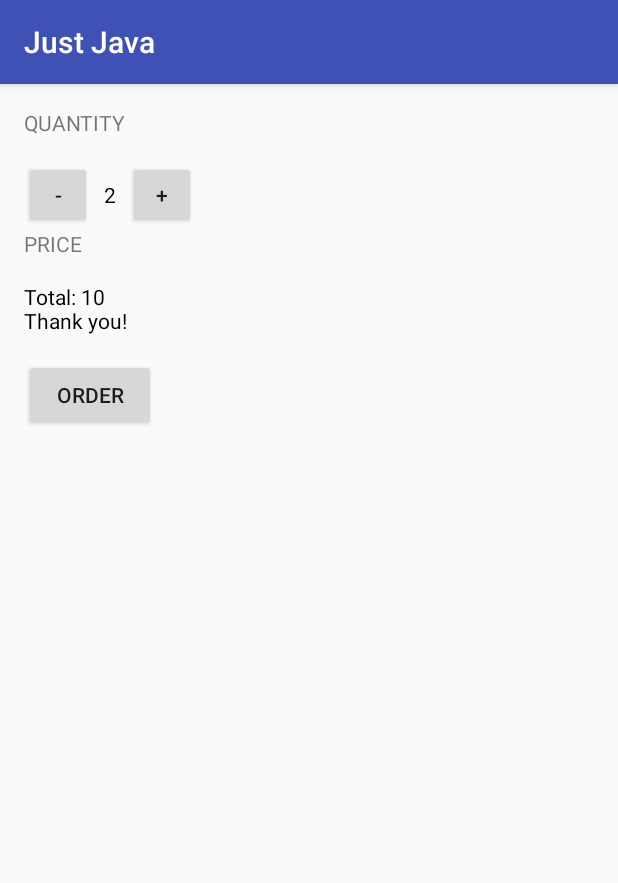
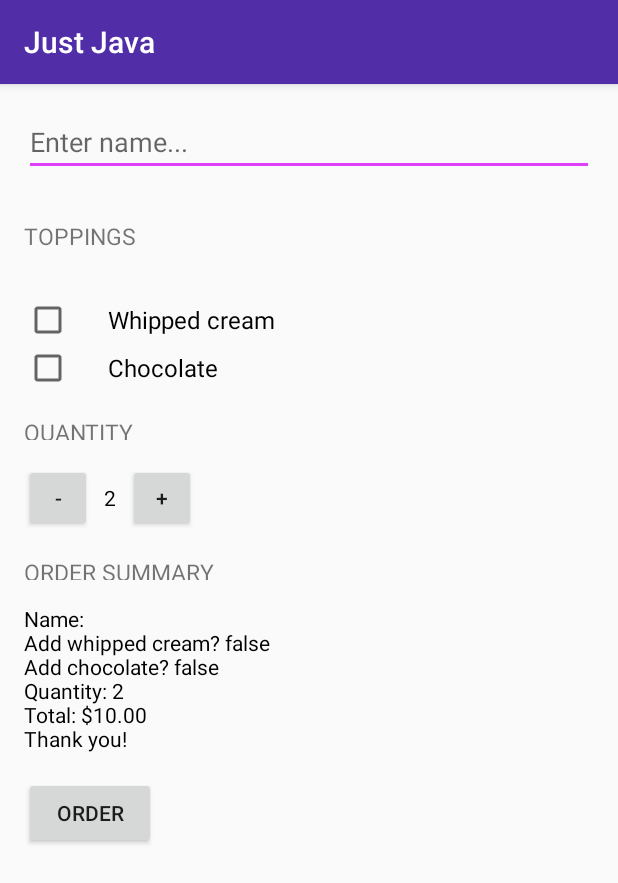
Before and after one commit to tomilina/JustJava, an Android app: the screen it shows after launch (MainActivity), after a tap on "ORDER", on a phone screen of 412 x 824 dp. Shown: the top 883 px of the screen. Run offline under Robolectric (Android 15) with nearby library versions, the phone set to English and light mode, and no system bars.

Commit message:
final version

```diff
--- a/app/src/main/java/com/example/justjava/MainActivity.java
+++ b/app/src/main/java/com/example/justjava/MainActivity.java
@@ -1,9 +1,14 @@
 package com.example.justjava;
 
+import android.content.Intent;
+import android.net.Uri;
 import android.os.Bundle;
-        import android.support.v7.app.AppCompatActivity;
-        import android.view.View;
-        import android.widget.TextView;
+import android.support.v7.app.AppCompatActivity;
+import android.view.View;
+import android.widget.CheckBox;
+import android.widget.EditText;
+import android.widget.TextView;
+import android.widget.Toast;
 
 import java.text.NumberFormat;
 
@@ -24,16 +29,44 @@ public class MainActivity extends AppCompatActivity {
      * This method is called when the order button is clicked.
      */
     public void submitOrder(View view) {
-        String priceMessage = "Total: " + quantity*5 +"\nThank you!";
+        String name = ((EditText) findViewById(R.id.name)).getText().toString();
+        boolean hasWhippedCream = ((CheckBox) findViewById(R.id.cb_whipped_cream)).isChecked();
+        boolean hasChocolate = ((CheckBox) findViewById(R.id.cb_chocolate)).isChecked();
+        int price = calculatePrice(hasWhippedCream, hasChocolate);
+        String priceMessage = createOrderSummary(name, price, hasWhippedCream, hasChocolate);
         displayMessage(priceMessage);
+
+        Intent intent = new Intent(Intent.ACTION_SENDTO);
+        intent.setData(Uri.parse("mailto:")); // only email apps should handle this
+//        intent.putExtra(Intent.EXTRA_EMAIL, "alxsave@gmail.com");
+        intent.putExtra(Intent.EXTRA_SUBJECT, "JustJava Coffee Order for " + name);
+        intent.putExtra(Intent.EXTRA_TEXT, priceMessage);
+        if (intent.resolveActivity(getPackageManager()) != null) {
+            startActivity(intent);
+        }
+
+//        Context context = getApplicationContext();
+//        CharSequence text = "Hello toast!";
+//        int duration = Toast.LENGTH_SHORT;
+//
+//        Toast toast = Toast.makeText(context, text, duration);
+//        toast.show();
     }
 
     public void increment(View view) {
+        if(quantity == 100) {
+            Toast.makeText(this, "You cannot order more than 100 cups",Toast.LENGTH_SHORT).show();
+            return;
+        }
         quantity = quantity + 1;
         display(quantity);
     }
 
     public void decrement(View view) {
+        if(quantity == 1) {
+            Toast.makeText(this, "You cannot order less than 1 cup",Toast.LENGTH_SHORT).show();
+            return;
+        }
         quantity = quantity - 1;
         display(quantity);
     }
@@ -50,15 +83,37 @@ public class MainActivity extends AppCompatActivity {
      * This method displays the given price on the screen.
      */
     private void displayPrice(int number) {
-        TextView priceTextView = (TextView) findViewById(R.id.price_text_view);
-        priceTextView.setText(NumberFormat.getCurrencyInstance().format(number));
+        TextView orderSummaryTextView = (TextView) findViewById(R.id.order_summary_text_view);
+        orderSummaryTextView.setText(NumberFormat.getCurrencyInstance().format(number));
     }
 
     /**
      * This method displays the given text on the screen.
      */
     private void displayMessage(String message) {
-        TextView priceTextView = (TextView) findViewById(R.id.price_text_view);
-        priceTextView.setText(message);
+        TextView orderSummaryTextView = (TextView) findViewById(R.id.order_summary_text_view);
+        orderSummaryTextView.setText(message);
+    }
+
+    private int calculatePrice (boolean hasWhippedCream, boolean hasChocolate){
+        int price = 5;
+        if (hasWhippedCream) {
+            price += 1;
+        }
+        if (hasChocolate) {
+            price += 2;
+        }
+        price *= quantity;
+        return price;
+    }
+
+    private String createOrderSummary (String name, int price, boolean hasWhippedCream, boolean hasChocolate){
+        String priceMessage = getString(R.string.order_summary_name, name);
+        priceMessage += "\nAdd whipped cream? " + hasWhippedCream;
+        priceMessage += "\nAdd chocolate? " + hasChocolate;
+        priceMessage += "\nQuantity: " + quantity;
+        priceMessage += "\nTotal: " + NumberFormat.getCurrencyInstance().format(price);
+        priceMessage += "\n" + getString(R.string.thank_you);
+        return priceMessage;
     }
 }
--- a/app/src/main/res/layout/activity_main.xml
+++ b/app/src/main/res/layout/activity_main.xml
@@ -1,4 +1,9 @@
 <?xml version="1.0" encoding="utf-8"?>
+
+<ScrollView xmlns:android="http://schemas.android.com/apk/res/android"
+    android:layout_width="match_parent"
+    android:layout_height="match_parent">
+
 <LinearLayout xmlns:android="http://schemas.android.com/apk/res/android"
     xmlns:tools="http://schemas.android.com/tools"
     android:id="@+id/activity_main"
@@ -11,53 +16,83 @@
     android:paddingTop="@dimen/activity_vertical_margin"
     tools:context="com.example.justjava.MainActivity">
 
+    <EditText
+        android:id="@+id/name"
+        android:layout_width="match_parent"
+        android:layout_height="wrap_content"
+        android:hint="Enter name..."
+        android:inputType="textCapWords"/>
+
     <TextView
+        android:layout_marginBottom="16dp"
+        android:layout_marginTop="16dp"
+        style="@style/HeaderTextStyle"
+        android:text="@string/toppings"/>
+
+
+    <CheckBox
+        android:id="@+id/cb_whipped_cream"
         android:layout_width="wrap_content"
         android:layout_height="wrap_content"
+        android:paddingLeft="24dp"
+        android:text="Whipped cream"
+        android:textSize="16sp"
+        />
+
+    <CheckBox
+        android:id="@+id/cb_chocolate"
+        android:layout_width="wrap_content"
+        android:layout_height="wrap_content"
+        android:paddingLeft="24dp"
+        android:text="Chocolate"
+        android:textSize="16sp"
+        />
+
+    <TextView
         android:paddingBottom="16dp"
+        android:paddingTop="16dp"
         android:text="Quantity"
-        android:textAllCaps="true"/>
+        style="@style/HeaderTextStyle"/>
 
     <LinearLayout
-        android:orientation="horizontal"
         android:layout_width="wrap_content"
-        android:layout_height="wrap_content">
+        android:layout_height="wrap_content"
+        android:orientation="horizontal">
 
         <Button
             android:layout_width="45dp"
             android:layout_height="45dp"
-            android:text="-"
+            android:layout_weight="1"
             android:onClick="decrement"
-            android:layout_weight="1" />
+            android:text="-" />
 
         <TextView
             android:id="@+id/quantity_text_view"
             android:layout_width="wrap_content"
             android:layout_height="wrap_content"
-            android:text="2"
-            android:textColor="@android:color/black"
             android:layout_marginLeft="8dp"
             android:layout_marginRight="8dp"
-            android:layout_weight="1" />
+            android:layout_weight="1"
+            android:text="2"
+            android:textColor="@android:color/black" />
 
         <Button
             android:layout_width="45dp"
             android:layout_height="45dp"
-            android:text="+"
+            android:layout_weight="1"
             android:onClick="increment"
-            android:layout_weight="1" />
+            android:text="+" />
 
     </LinearLayout>
 
     <TextView
-        android:layout_width="wrap_content"
-        android:layout_height="wrap_content"
         android:paddingBottom="16dp"
-        android:text="Price"
-        android:textAllCaps="true"/>
+        android:paddingTop="16dp"
+        android:text="Order Summary"
+        style="@style/HeaderTextStyle"/>
 
     <TextView
-        android:id="@+id/price_text_view"
+        android:id="@+id/order_summary_text_view"
         android:layout_width="wrap_content"
         android:layout_height="wrap_content"
         android:paddingBottom="16dp"
@@ -67,6 +102,8 @@
     <Button
         android:layout_width="wrap_content"
         android:layout_height="wrap_content"
-        android:text="Order"
-        android:onClick="submitOrder" />
+        android:onClick="submitOrder"
+        android:text="@string/order" />
 </LinearLayout>
+
+</ScrollView>
--- a/app/src/main/res/values/strings.xml
+++ b/app/src/main/res/values/strings.xml
@@ -1,3 +1,14 @@
-<resources>
+<resources xmlns:xliff="urn:oasis:names:tc:xliff:document:1.2">
     <string name="app_name">Just Java</string>
+
+    <!--Header for topping [CHAR LIMIT = 20]-->
+    <string name="toppings">Toppings</string>
+
+    <!--Thank you message for the order summary-->
+    <string name="thank_you">Thank you!</string>
+
+    <string name="order_summary_name">Name: <xliff:g id="name" example="Amy">%s</xliff:g></string>
+
+    <!--button-->
+    <string name="order">Order</string>
 </resources>
--- a/app/src/main/res/values/styles.xml
+++ b/app/src/main/res/values/styles.xml
@@ -3,9 +3,17 @@
     <!-- Base application theme. -->
     <style name="AppTheme" parent="Theme.AppCompat.Light.DarkActionBar">
         <!-- Customize your theme here. -->
-        <item name="colorPrimary">@color/colorPrimary</item>
-        <item name="colorPrimaryDark">@color/colorPrimaryDark</item>
-        <item name="colorAccent">@color/colorAccent</item>
+        <item name="colorPrimary">#512DA8</item>
+        <item name="colorPrimaryDark">#673AB7</item>
+        <item name="colorAccent">#E040FB</item>
+    </style>
+
+    <style name="HeaderTextStyle">
+        <item name="android:layout_width">wrap_content</item>
+        <item name="android:layout_height">48dp</item>
+        <item name="android:gravity">center_vertical</item>
+        <item name="android:textSize">15sp</item>
+        <item name="android:textAllCaps">true</item>
     </style>
 
 </resources>
```
Also changed, not shown: 1 other file.
